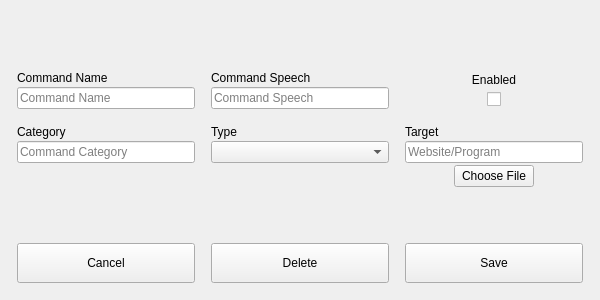
Notaweedle/Pro100_Voice_rec, file PyQt-GUIProject/dialogs/edit_command.ui: the form before one commit.
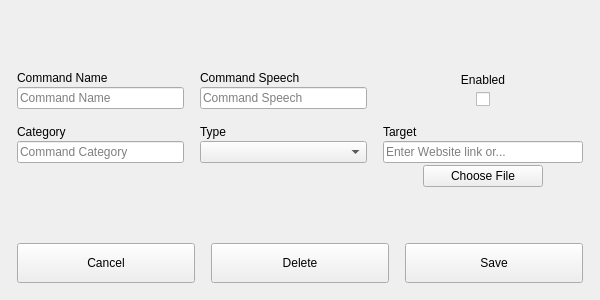
The form after the commit.

The edit to the form file:
```diff
--- a/PyQt-GUIProject/dialogs/edit_command.ui
+++ b/PyQt-GUIProject/dialogs/edit_command.ui
@@ -381,7 +381,7 @@
             <bool>false</bool>
            </property>
            <property name="placeholderText">
-            <string>Website/Program</string>
+            <string>Enter Website link or...</string>
            </property>
            <property name="clearButtonEnabled">
             <bool>false</bool>
@@ -407,6 +407,12 @@
          </item>
          <item>
           <widget class="QPushButton" name="chooseTargetBtn">
+           <property name="minimumSize">
+            <size>
+             <width>120</width>
+             <height>0</height>
+            </size>
+           </property>
            <property name="text">
             <string>Choose File</string>
            </property>
```
